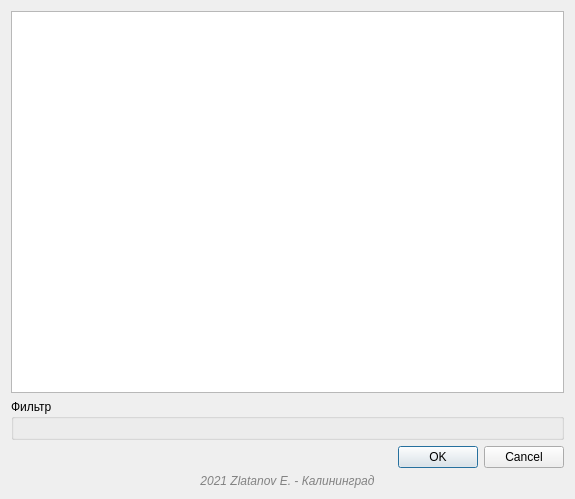
johnzet39/QGIS-plugin-ways_calc, file ways_calc_click_res_dialog_base.ui: the form before one commit.
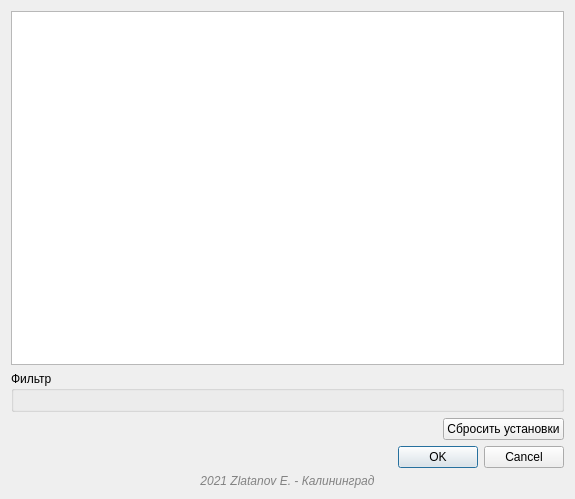
The form after the commit.

What changed in the file:
```diff
--- a/ways_calc_click_res_dialog_base.ui
+++ b/ways_calc_click_res_dialog_base.ui
@@ -70,6 +70,30 @@
      <layout class="QFormLayout" name="formLayout"/>
     </widget>
    </item>
+   <item>
+    <layout class="QHBoxLayout" name="horizontalLayout">
+     <item>
+      <spacer name="horizontalSpacer">
+       <property name="orientation">
+        <enum>Qt::Horizontal</enum>
+       </property>
+       <property name="sizeHint" stdset="0">
+        <size>
+         <width>40</width>
+         <height>20</height>
+        </size>
+       </property>
+      </spacer>
+     </item>
+     <item>
+      <widget class="QPushButton" name="pushButton_reset">
+       <property name="text">
+        <string>Сбросить установки</string>
+       </property>
+      </widget>
+     </item>
+    </layout>
+   </item>
    <item>
     <widget class="QDialogButtonBox" name="button_box">
      <property name="maximumSize">
```
Left out of the diff: 2 changed lines with no effect on the pictures.
